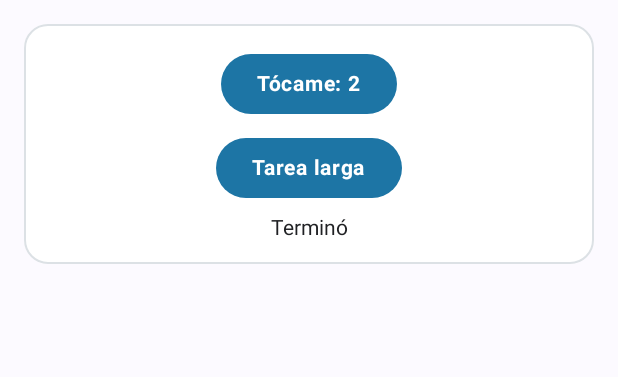
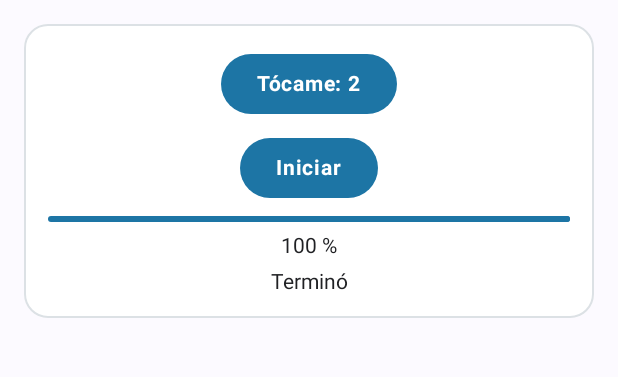
Before and after one commit to angieio/CentroTareas, an Android app built with Jetpack Compose: the screen it shows after launch (MainActivity), after a tap on an icon or button, on a phone screen of 412 x 824 dp, the part 96-473 px from its top. Run offline under Robolectric (Android 15) with nearby library versions, the phone set to English and light mode, and no system bars; 2 other taps on this screen came first.

Commit message:
feat(progreso): agrega barra de progreso con StateFlow

```diff
--- a/app/src/main/java/com/tecsup/centrotareas/ui/PantallaTareas.kt
+++ b/app/src/main/java/com/tecsup/centrotareas/ui/PantallaTareas.kt
@@ -11,6 +11,7 @@ import androidx.compose.material3.Button
 import androidx.compose.material3.Card
 import androidx.compose.material3.CardDefaults
 import androidx.compose.material3.ExperimentalMaterial3Api
+import androidx.compose.material3.LinearProgressIndicator
 import androidx.compose.material3.MaterialTheme
 import androidx.compose.material3.Scaffold
 import androidx.compose.material3.Text
@@ -35,6 +36,8 @@ fun PantallaTareas(
 ) {
     val mensaje by viewModel.mensaje.collectAsState()
     var toques by remember { mutableStateOf(0) }
+    val progreso by viewModel.progreso.collectAsState()
+
 
     Scaffold(
         modifier = modifier.fillMaxSize(),
@@ -87,8 +90,19 @@ fun PantallaTareas(
                     Button(
                         onClick = { viewModel.tareaLarga() }
                     ) {
-                        Text("Tarea larga")
+                        Text("Iniciar")
                     }
+
+                    LinearProgressIndicator(
+                        progress = { progreso },
+                        modifier = Modifier.fillMaxWidth()
+                    )
+
+                    Text(
+                        text = "${(progreso * 100).toInt()} %",
+                        style = MaterialTheme.typography.bodyMedium
+                    )
+
                     Text(
                         text = mensaje,
                         style = MaterialTheme.typography.bodyMedium
--- a/app/src/main/java/com/tecsup/centrotareas/viewmodel/TareasViewModel.kt
+++ b/app/src/main/java/com/tecsup/centrotareas/viewmodel/TareasViewModel.kt
@@ -18,9 +18,12 @@ class TareasViewModel(private val repo: TareasRepository) : ViewModel() {
     // ----- Tarea con progreso (pasos 1 a 4)
     private val _mensaje = MutableStateFlow("Listo")
     val mensaje: StateFlow<String> = _mensaje.asStateFlow()
+    private val _progreso = MutableStateFlow(0f)
+    val progreso: StateFlow<Float> = _progreso.asStateFlow()
 
     fun tareaLarga() {
         viewModelScope.launch {
+            _progreso.value = 0f
             _mensaje.value = "Trabajando..."
 
             Log.d(
@@ -34,7 +37,10 @@ class TareasViewModel(private val repo: TareasRepository) : ViewModel() {
                     "Dentro: ${Thread.currentThread().name}"
                 )
 
-                delay(4000)
+                for (i in 1..100) {
+                    delay(40)
+                    _progreso.value = i / 100f
+                }
             }
 
             Log.d(
@@ -45,7 +51,6 @@ class TareasViewModel(private val repo: TareasRepository) : ViewModel() {
             _mensaje.value = "Terminó"
         }
     }
-// TODO Paso 3: progreso
 // TODO Paso 4: trabajo (Job), corriendo y cancelar()
 // ----- Contar primos (paso 5)
     private val _primos = MutableStateFlow<PrimosUi>(PrimosUi.Inicial)
```
